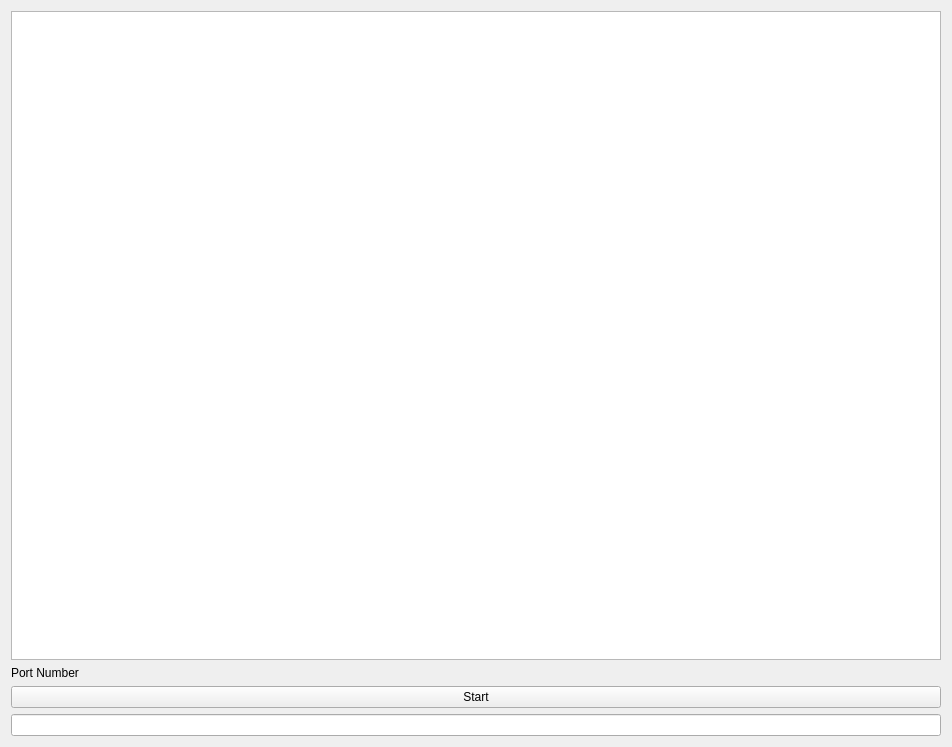
Above: widget.ui from GuilhermeGSousa/TCAS before the change. Below: the same form after it.
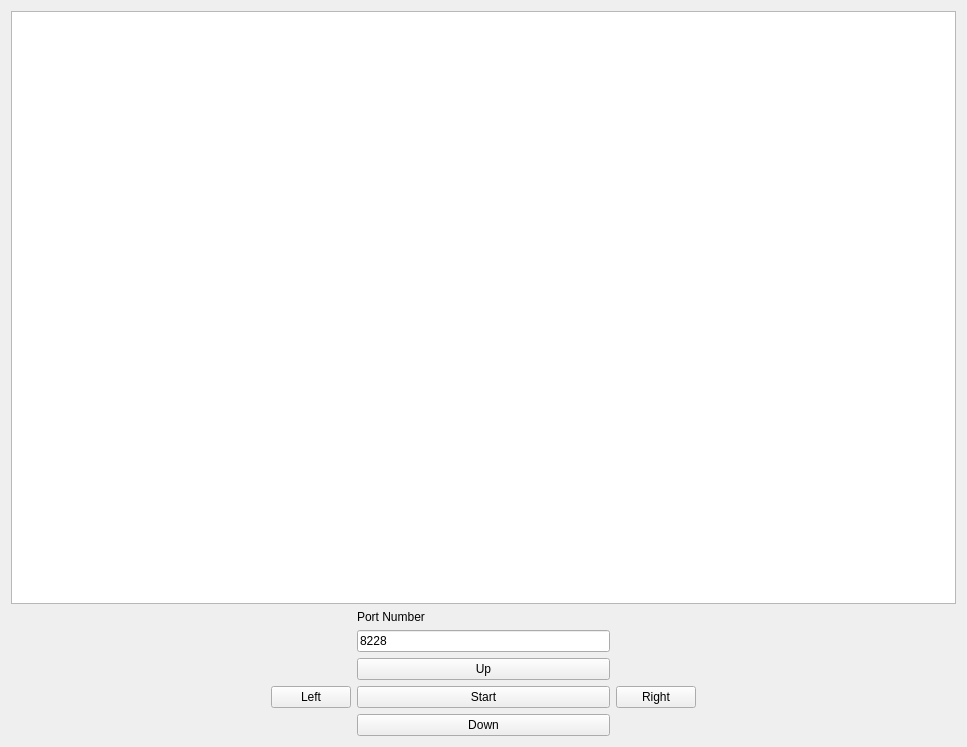
That is the form after the change.

Patch:
```diff
--- a/widget.ui
+++ b/widget.ui
@@ -6,7 +6,7 @@
    <rect>
     <x>0</x>
     <y>0</y>
-    <width>952</width>
+    <width>967</width>
     <height>747</height>
    </rect>
   </property>
@@ -19,44 +19,127 @@
   <property name="autoFillBackground">
    <bool>false</bool>
   </property>
-  <layout class="QVBoxLayout" name="verticalLayout">
-   <item>
-    <widget class="QGraphicsView" name="graphicsView">
-     <property name="autoFillBackground">
-      <bool>false</bool>
+  <layout class="QGridLayout" name="gridLayout">
+   <item row="4" column="4">
+    <spacer name="horizontalSpacer_3">
+     <property name="orientation">
+      <enum>Qt::Horizontal</enum>
      </property>
-     <property name="verticalScrollBarPolicy">
-      <enum>Qt::ScrollBarAlwaysOff</enum>
+     <property name="sizeHint" stdset="0">
+      <size>
+       <width>40</width>
+       <height>20</height>
+      </size>
      </property>
-     <property name="horizontalScrollBarPolicy">
-      <enum>Qt::ScrollBarAlwaysOff</enum>
-     </property>
-    </widget>
+    </spacer>
    </item>
-   <item>
+   <item row="1" column="2">
     <widget class="QLabel" name="label">
      <property name="text">
       <string>Port Number</string>
      </property>
     </widget>
    </item>
-   <item>
+   <item row="4" column="2">
     <widget class="QPushButton" name="pushButton">
      <property name="text">
       <string>Start</string>
      </property>
     </widget>
    </item>
-   <item>
+   <item row="2" column="2">
     <widget class="QLineEdit" name="lineEdit">
      <property name="toolTip">
       <string>Port Number</string>
      </property>
      <property name="text">
-      <string/>
+      <string>8228</string>
      </property>
     </widget>
    </item>
+   <item row="4" column="1">
+    <widget class="QPushButton" name="leftButton">
+     <property name="text">
+      <string>Left</string>
+     </property>
+    </widget>
+   </item>
+   <item row="4" column="3">
+    <widget class="QPushButton" name="rightButton">
+     <property name="enabled">
+      <bool>true</bool>
+     </property>
+     <property name="text">
+      <string>Right</string>
+     </property>
+    </widget>
+   </item>
+   <item row="3" column="2">
+    <widget class="QPushButton" name="upButton">
+     <property name="text">
+      <string>Up</string>
+     </property>
+    </widget>
+   </item>
+   <item row="5" column="2">
+    <widget class="QPushButton" name="downButton">
+     <property name="text">
+      <string>Down</string>
+     </property>
+    </widget>
+   </item>
+   <item row="4" column="0">
+    <spacer name="horizontalSpacer_4">
+     <property name="orientation">
+      <enum>Qt::Horizontal</enum>
+     </property>
+     <property name="sizeHint" stdset="0">
+      <size>
+       <width>40</width>
+       <height>20</height>
+      </size>
+     </property>
+    </spacer>
+   </item>
+   <item row="0" column="0" colspan="5">
+    <widget class="QGraphicsView" name="graphicsView">
+     <property name="autoFillBackground">
+      <bool>false</bool>
+     </property>
+     <property name="verticalScrollBarPolicy">
+      <enum>Qt::ScrollBarAlwaysOff</enum>
+     </property>
+     <property name="horizontalScrollBarPolicy">
+      <enum>Qt::ScrollBarAlwaysOff</enum>
+     </property>
+    </widget>
+   </item>
+   <item row="2" column="3" colspan="2">
+    <spacer name="horizontalSpacer_2">
+     <property name="orientation">
+      <enum>Qt::Horizontal</enum>
+     </property>
+     <property name="sizeHint" stdset="0">
+      <size>
+       <width>40</width>
+       <height>20</height>
+      </size>
+     </property>
+    </spacer>
+   </item>
+   <item row="2" column="0" colspan="2">
+    <spacer name="horizontalSpacer">
+     <property name="orientation">
+      <enum>Qt::Horizontal</enum>
+     </property>
+     <property name="sizeHint" stdset="0">
+      <size>
+       <width>40</width>
+       <height>20</height>
+      </size>
+     </property>
+    </spacer>
+   </item>
   </layout>
  </widget>
  <layoutdefault spacing="6" margin="11"/>
```
